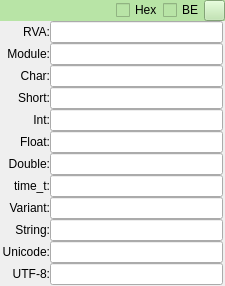
This is src/gui/Src/Gui/InfoDialog.ui in cnsheds/x64dbg as Qt 5 draws it before an edit. The edited form follows.
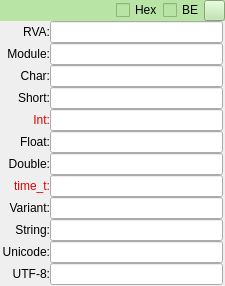
This is the edited form.

Commit message: 增加64位模式下, 默认显示Int为64位

What changed in the file:
```diff
--- a/src/gui/Src/Gui/InfoDialog.ui
+++ b/src/gui/Src/Gui/InfoDialog.ui
@@ -209,6 +209,9 @@
       </item>
       <item row="9" column="0">
        <widget class="QLabel" name="label_timet">
+        <property name="styleSheet">
+         <string notr="true">color: rgb(223, 0, 0);</string>
+        </property>
         <property name="text">
          <string>time_t:</string>
         </property>
@@ -306,6 +309,9 @@
       </item>
       <item row="5" column="0">
        <widget class="QLabel" name="label_int">
+        <property name="styleSheet">
+         <string notr="true">color: rgb(223, 0, 0);</string>
+        </property>
         <property name="text">
          <string>Int:</string>
         </property>
```
The commit also changes 1 other file.
